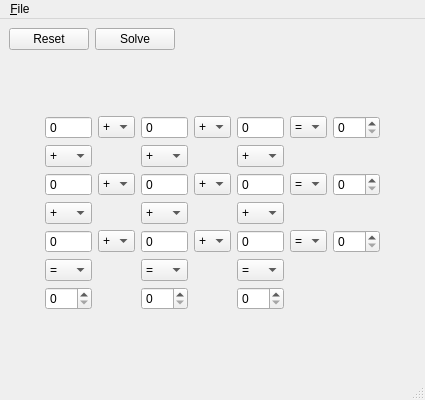
Old version of the form digit-shuffle.ui in the repository textbrowser/digit-shuffle.
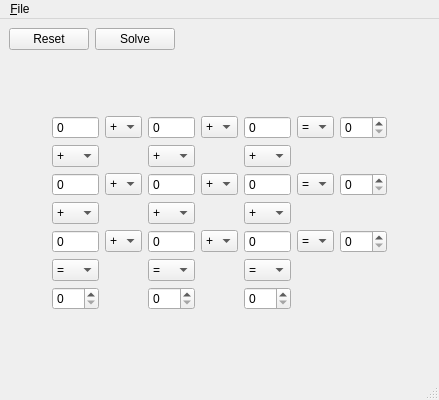
New version of the form.

```diff
--- a/digit-shuffle.ui
+++ b/digit-shuffle.ui
@@ -6,7 +6,7 @@
    <rect>
     <x>0</x>
     <y>0</y>
-    <width>425</width>
+    <width>439</width>
     <height>400</height>
    </rect>
   </property>
@@ -659,8 +659,8 @@
     <rect>
      <x>0</x>
      <y>0</y>
-     <width>425</width>
-     <height>22</height>
+     <width>439</width>
+     <height>30</height>
     </rect>
    </property>
    <widget class="QMenu" name="menu_File">
```
Left out of the diff: 4 changed lines with no effect on the pictures.
